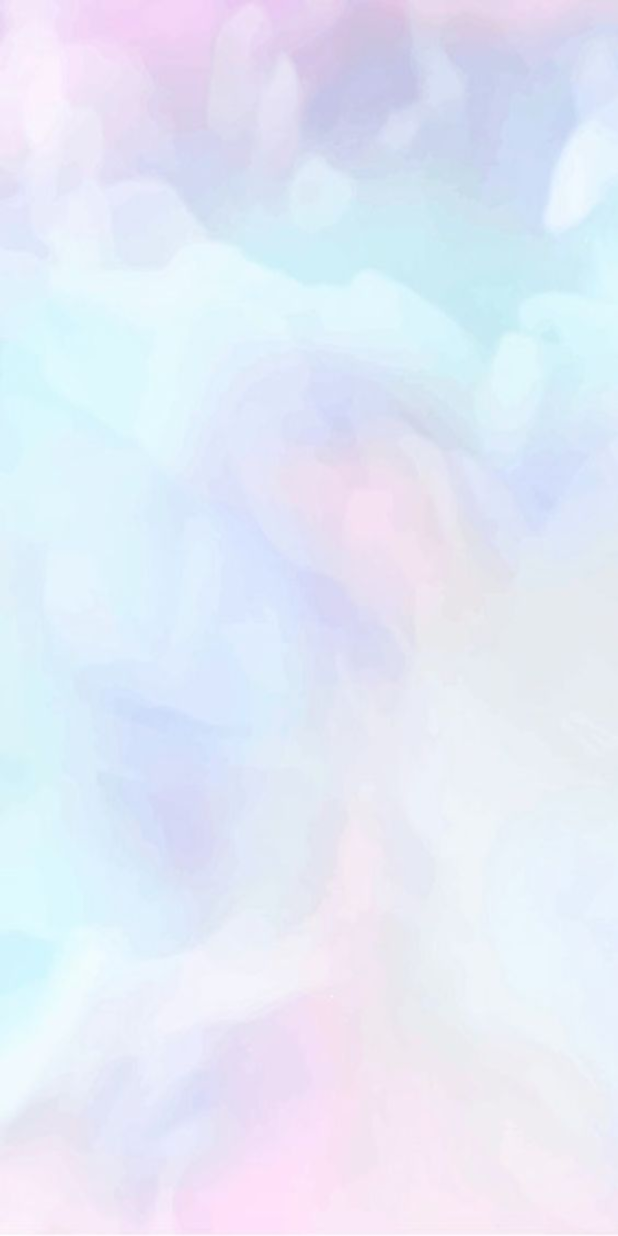
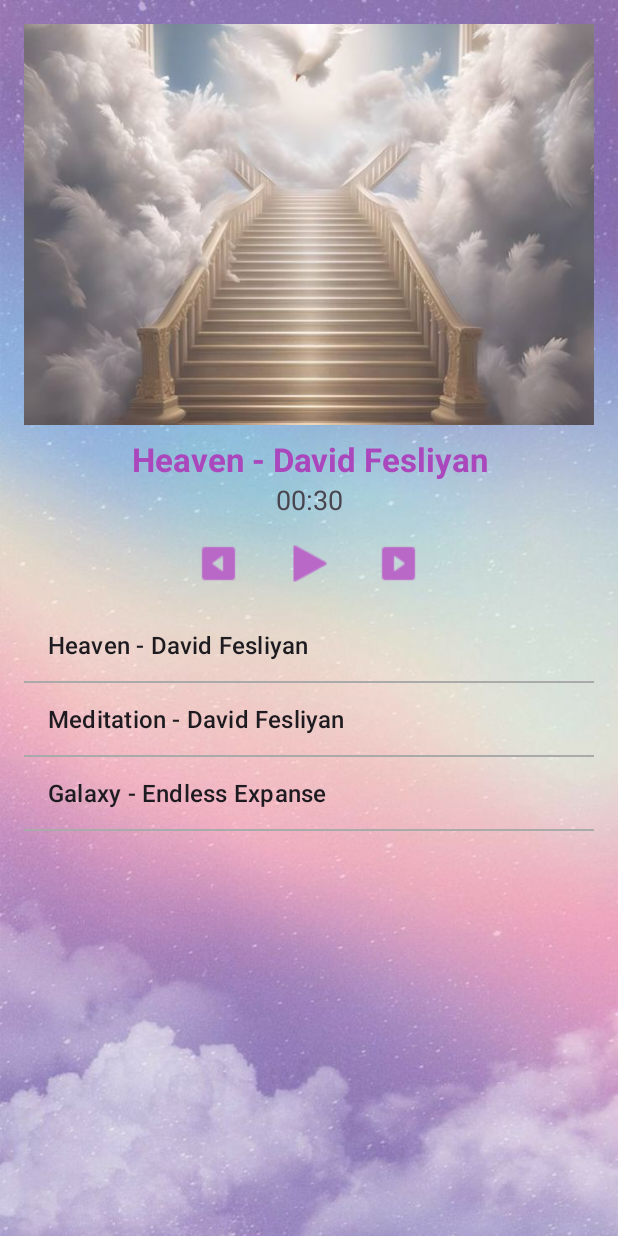
Before and after one commit to Vihari7/BeFreeApp, an Android app: the RelaxingMusic screen opened directly, with no data from a screen before it, on a phone screen of 412 x 824 dp. Run offline under Robolectric (Android 15) with nearby library versions, the phone set to English and light mode, and no system bars; Roboto replaces fonts that are not available here.

Commit message:
update Relaxing Music

```diff
--- a/app/src/main/java/com/viha/befreeapp/RelaxingMusic.java
+++ b/app/src/main/java/com/viha/befreeapp/RelaxingMusic.java
@@ -1,14 +1,161 @@
 package com.viha.befreeapp;
 
 import androidx.appcompat.app.AppCompatActivity;
+import androidx.core.content.ContextCompat;
 
 import android.os.Bundle;
+import android.media.MediaPlayer;
+import android.view.View;
+import android.widget.ImageButton;
+import android.widget.ImageView;
+import android.widget.ListView;
+import android.widget.TextView;
+import android.widget.AdapterView;
+import android.widget.ArrayAdapter;
 
 public class RelaxingMusic extends AppCompatActivity {
+    private MediaPlayer mediaPlayer;
+    private ImageButton btnPlay, btnPause, btnNext, btnPrev;
+    private ImageView ivTrackImage;
+    private TextView tvTrackTitle;
+    private ListView lvTracks;
+    private int currentTrackIndex = 0;
+    private int[] tracks = {R.raw.heaven, R.raw.meditation, R.raw.galaxy}; // Add your track resources here
+    private String[] trackTitles = {"Heaven - David Fesliyan", "Meditation - David Fesliyan", "Galaxy - Endless Expanse"}; // Add your track titles here
+    private int[] trackImages = {R.drawable.heaven, R.drawable.meditation, R.drawable.galaxy}; // Add your track images here
+    private TextView tvTrackDuration;
 
     @Override
     protected void onCreate(Bundle savedInstanceState) {
         super.onCreate(savedInstanceState);
         setContentView(R.layout.activity_relaxing_music);
+
+        ivTrackImage = findViewById(R.id.iv_track_image);
+        tvTrackTitle = findViewById(R.id.tv_track_title);
+        tvTrackDuration = findViewById(R.id.tv_track_duration);
+        btnPlay = findViewById(R.id.btn_play);
+        btnPause = findViewById(R.id.btn_pause);
+        btnNext = findViewById(R.id.btn_next);
+        btnPrev = findViewById(R.id.btn_prev);
+        lvTracks = findViewById(R.id.lv_tracks);
+
+        // Set tint color programmatically
+        btnPlay.setColorFilter(ContextCompat.getColor(this, R.color.lavender));
+        btnPrev.setColorFilter(ContextCompat.getColor(this, R.color.lavender));
+        btnNext.setColorFilter(ContextCompat.getColor(this, R.color.lavender));
+        btnPause.setColorFilter(ContextCompat.getColor(this, R.color.lavender));
+
+
+        ArrayAdapter<String> adapter = new ArrayAdapter<>(this, android.R.layout.simple_list_item_1, trackTitles);
+        lvTracks.setAdapter(adapter);
+
+        lvTracks.setOnItemClickListener(new AdapterView.OnItemClickListener() {
+            @Override
+            public void onItemClick(AdapterView<?> parent, View view, int position, long id) {
+                currentTrackIndex = position;
+                if (mediaPlayer != null) {
+                    mediaPlayer.release();
+                }
+                initializeMediaPlayer();
+                playMusic();
+                updateTrackInfo();
+            }
+        });
+
+        updateTrackInfo();
+        initializeMediaPlayer();
+
+        btnPlay.setOnClickListener(new View.OnClickListener() {
+            @Override
+            public void onClick(View v) {
+                playMusic();
+            }
+        });
+
+        btnPause.setOnClickListener(new View.OnClickListener() {
+            @Override
+            public void onClick(View v) {
+                pauseMusic();
+            }
+        });
+
+        btnNext.setOnClickListener(new View.OnClickListener() {
+            @Override
+            public void onClick(View v) {
+                nextTrack();
+            }
+        });
+
+        btnPrev.setOnClickListener(new View.OnClickListener() {
+            @Override
+            public void onClick(View v) {
+                previousTrack();
+            }
+        });
     }
+
+    private void initializeMediaPlayer() {
+        mediaPlayer = MediaPlayer.create(this, tracks[currentTrackIndex]);
+        mediaPlayer.setOnCompletionListener(new MediaPlayer.OnCompletionListener() {
+            @Override
+            public void onCompletion(MediaPlayer mp) {
+                nextTrack();
+            }
+        });
+        // Set track duration
+        int duration = mediaPlayer.getDuration();
+        tvTrackDuration.setText(formatDuration(duration));
+    }
+
+    private void playMusic() {
+        mediaPlayer.start();
+        btnPlay.setVisibility(View.GONE);
+        btnPause.setVisibility(View.VISIBLE);
+    }
+
+    private void pauseMusic() {
+        mediaPlayer.pause();
+        btnPlay.setVisibility(View.VISIBLE);
+        btnPause.setVisibility(View.GONE);
+    }
+
+    private void nextTrack() {
+        if (mediaPlayer != null) {
+            mediaPlayer.release();
+        }
+        currentTrackIndex = (currentTrackIndex + 1) % tracks.length;
+        initializeMediaPlayer();
+        playMusic();
+        updateTrackInfo();
+    }
+
+    private void previousTrack() {
+        if (mediaPlayer != null) {
+            mediaPlayer.release();
+        }
+        currentTrackIndex = (currentTrackIndex - 1 + tracks.length) % tracks.length;
+        initializeMediaPlayer();
+        playMusic();
+        updateTrackInfo();
+    }
+
+    private void updateTrackInfo() {
+        tvTrackTitle.setText(trackTitles[currentTrackIndex]);
+        ivTrackImage.setImageResource(trackImages[currentTrackIndex]);
+    }
+
+    @Override
+    protected void onDestroy() {
+        if (mediaPlayer != null) {
+            mediaPlayer.release();
+            mediaPlayer = null;
+        }
+        super.onDestroy();
+    }
+    private String formatDuration(int duration) {
+        int minutes = (duration / 1000) / 60;
+        int seconds = (duration / 1000) % 60;
+        return String.format("%02d:%02d", minutes, seconds);
+    }
+
 }
--- a/app/src/main/res/layout/activity_relaxing_music.xml
+++ b/app/src/main/res/layout/activity_relaxing_music.xml
@@ -1,11 +1,93 @@
 <?xml version="1.0" encoding="utf-8"?>
-<androidx.constraintlayout.widget.ConstraintLayout xmlns:android="http://schemas.android.com/apk/res/android"
-    xmlns:app="http://schemas.android.com/apk/res-auto"
-    xmlns:tools="http://schemas.android.com/tools"
+<LinearLayout xmlns:android="http://schemas.android.com/apk/res/android"
     android:layout_width="match_parent"
     android:layout_height="match_parent"
-    android:padding="28dp"
-    android:background="@drawable/dashboadback"
-    tools:context=".RelaxingMusic">
+    xmlns:app="http://schemas.android.com/apk/res-auto"
+    android:orientation="vertical"
+    android:background="@drawable/music_back"
+    android:padding="16dp">
 
-</androidx.constraintlayout.widget.ConstraintLayout>
+    <ImageView
+        android:id="@+id/iv_track_image"
+        android:layout_width="match_parent"
+        android:layout_height="0dp"
+        android:layout_weight="2"
+        android:scaleType="centerCrop"
+        android:src="@drawable/heaven" />
+
+    <TextView
+        android:id="@+id/tv_track_title"
+        android:layout_width="match_parent"
+        android:layout_height="wrap_content"
+        android:layout_gravity="center"
+        android:layout_marginTop="8dp"
+        android:gravity="center"
+        android:text="Track Title"
+        android:textAppearance="@style/TextAppearance.AppCompat.Large"
+        android:textColor="@color/lavenderDark"
+        android:textStyle="bold" />
+
+    <TextView
+        android:id="@+id/tv_track_duration"
+        android:layout_width="match_parent"
+        android:layout_height="wrap_content"
+        android:layout_gravity="center"
+        android:gravity="center"
+        android:text="Track Duration"
+        app:tint="@color/lavenderLight"
+        android:textAppearance="@style/TextAppearance.AppCompat.Medium" />
+
+    <LinearLayout
+        android:layout_width="match_parent"
+        android:layout_height="wrap_content"
+        android:gravity="center"
+        android:layout_marginTop="15sp"
+        android:layout_marginBottom="15sp"
+        android:orientation="horizontal">
+
+        <ImageButton
+            android:id="@+id/btn_prev"
+            android:layout_width="wrap_content"
+            android:layout_height="wrap_content"
+            android:src="@drawable/icon_prev"
+            android:layout_marginRight="30dp"
+            android:contentDescription="@string/previous"
+            android:background="?attr/selectableItemBackgroundBorderless"
+            app:tint="@color/lavender"/>
+
+        <ImageButton
+            android:id="@+id/btn_play"
+            android:layout_width="wrap_content"
+            android:layout_height="wrap_content"
+            android:src="@drawable/icon_play"
+            android:background="?attr/selectableItemBackgroundBorderless"
+            app:tint="@color/lavender"/>
+
+        <ImageButton
+            android:id="@+id/btn_pause"
+            android:layout_width="wrap_content"
+            android:layout_height="wrap_content"
+            android:src="@drawable/icon_pause"
+            android:background="?attr/selectableItemBackgroundBorderless"
+            android:visibility="gone"
+            app:tint="@color/lavender"/>
+
+        <ImageButton
+            android:id="@+id/btn_next"
+            android:layout_width="wrap_content"
+            android:layout_height="wrap_content"
+            android:layout_marginLeft="30dp"
+            android:src="@drawable/icon_next"
+            android:contentDescription="@string/next"
+            android:background="?attr/selectableItemBackgroundBorderless"
+            app:tint="@color/lavender"/>
+    </LinearLayout>
+
+    <ListView
+        android:id="@+id/lv_tracks"
+        android:layout_width="match_parent"
+        android:layout_height="0dp"
+        android:layout_weight="3"
+        android:divider="@android:color/darker_gray"
+        android:dividerHeight="1dp" />
+</LinearLayout>
```
Also changed, not shown: app/src/main/res/drawable/galaxy.jpg (added), app/src/main/res/drawable/heaven.jpg (added), app/src/main/res/drawable/icon_next.png (added), app/src/main/res/drawable/icon_pause.png (added), app/src/main/res/drawable/icon_play.png (added), app/src/main/res/drawable/icon_prev.png (added), app/src/main/res/drawable/meditation.jpg (added), app/src/main/res/drawable/music_back.jpg (added), 3 other files.
